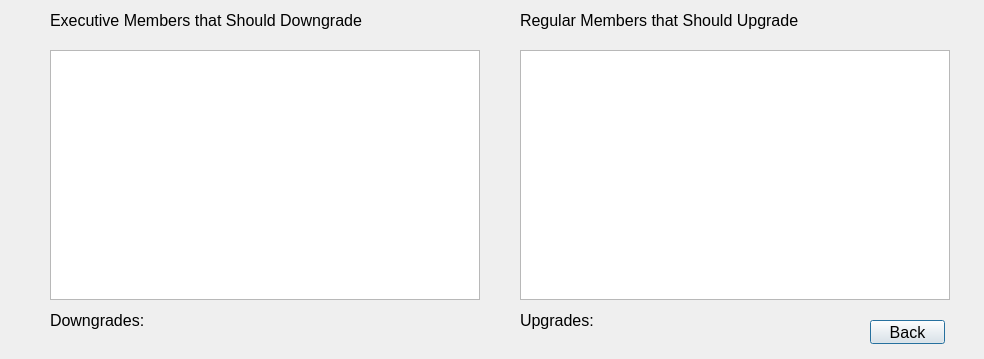
This is memberupgrade.ui in max9001/Bulk-Club-Project as Qt 5 draws it before an edit. The edited form follows.
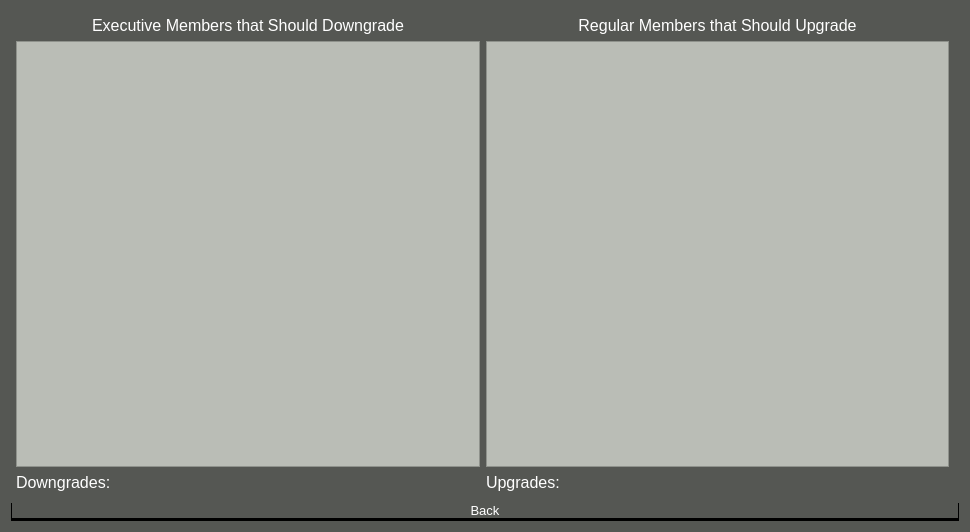
This is the edited form.

The edit to the form file:
```diff
--- a/memberupgrade.ui
+++ b/memberupgrade.ui
@@ -6,63 +6,196 @@
    <rect>
     <x>0</x>
     <y>0</y>
-    <width>984</width>
-    <height>359</height>
+    <width>970</width>
+    <height>532</height>
    </rect>
   </property>
   <property name="windowTitle">
    <string>Dialog</string>
   </property>
-  <widget class="QPushButton" name="cancelButton">
-   <property name="geometry">
-    <rect>
-     <x>870</x>
-     <y>320</y>
-     <width>75</width>
-     <height>24</height>
-    </rect>
-   </property>
-   <property name="font">
-    <font>
-     <pointsize>12</pointsize>
-    </font>
-   </property>
    <property name="styleSheet">
-    <string notr="true"/>
-   </property>
-   <property name="text">
-    <string>Back</string>
-   </property>
-  </widget>
-  <widget class="QTableView" name="tableView">
-   <property name="geometry">
-    <rect>
-     <x>50</x>
-     <y>50</y>
-     <width>430</width>
-     <height>250</height>
-    </rect>
-   </property>
-  </widget>
-  <widget class="QTableView" name="tableView_2">
-   <property name="geometry">
-    <rect>
-     <x>520</x>
-     <y>50</y>
-     <width>430</width>
-     <height>250</height>
-    </rect>
-   </property>
-  </widget>
+   <string notr="true">QPushButton{
+	background-color: rgb(46, 52, 54);
+	border: none;
+	color: rgb(255, 255, 255);
+	border-left: 1px solid rgb(0, 0, 0);
+	border-right: 1px solid rgb(0, 0, 0);
+	border-bottom: 3px solid rgb(0, 0, 0);
+}
+
+QPushButton:hover{
+	background-color: rgb(59, 59, 59);
+	border: none;
+	color: rgb(255, 255, 255);
+	border-left: 1px solid rgb(29, 29, 29);
+	border-right: 1px solid rgb(29, 29, 29);
+	border-bottom: 3px solid rgb(29, 29, 29);
+}
+
+QPushButton:pressed{
+	background-color: rgb(46, 52, 54);
+	border: none;
+	color: rgb(255, 255, 255);
+	border-left: 1px solid rgb(0, 0, 0);
+	border-right: 1px solid rgb(0, 0, 0);
+	border-top: 3px solid rgb(0, 0, 0);
+}
+
+QDialog{
+	background-color: rgb(85, 87, 83);
+}
+
+QWidget{
+	background-color: rgb(85, 87, 83);
+}
+
+QMainWindow{
+	background-color: rgb(85, 87, 83);
+}
+
+QLabel{
+	color: rgb(255, 255, 255);
+	
+}
+
+QLineEdit{
+	border: 2px solid rgb(37, 39, 48);
+	border-radius: 10px;
+	color: #FFF;
+	background-color:rgb(34, 36, 44);
+}
+
+QLineEdit:hover{
+	border: 2px solid rgb(48, 50, 62);
+}
+
+QLineEdit:focus{
+	border: 2px solid rgb(85, 170, 255);
+	background-color:rgb(43, 45, 56);
+}
+
+
+/*--------------------------------------------------------------------------------------------*/
+
+ QScrollBar:vertical {
+	border: none;
+    background: rgb(45, 45, 68);
+    width: 14px;
+    margin: 15px 0 15px 0;
+	border-radius: 0px;
+ }
+
+/*  HANDLE BAR VERTICAL */
+QScrollBar::handle:vertical {	
+	background-color: rgb(80, 80, 122);
+	min-height: 30px;
+	border-radius: 7px;
+}
+QScrollBar::handle:vertical:hover{	
+	background-color: rgb(255, 0, 127);
+}
+QScrollBar::handle:vertical:pressed {	
+	background-color: rgb(185, 0, 92);
+}
+
+/* BTN TOP - SCROLLBAR */
+QScrollBar::sub-line:vertical {
+	border: none;
+	background-color: rgb(59, 59, 90);
+	height: 15px;
+	border-top-left-radius: 7px;
+	border-top-right-radius: 7px;
+	subcontrol-position: top;
+	subcontrol-origin: margin;
+}
+QScrollBar::sub-line:vertical:hover {	
+	background-color: rgb(255, 0, 127);
+}
+QScrollBar::sub-line:vertical:pressed {	
+	background-color: rgb(185, 0, 92);
+}
+
+/* BTN BOTTOM - SCROLLBAR */
+QScrollBar::add-line:vertical {
+	border: none;
+	background-color: rgb(59, 59, 90);
+	height: 15px;
+	border-bottom-left-radius: 7px;
+	border-bottom-right-radius: 7px;
+	subcontrol-position: bottom;
+	subcontrol-origin: margin;
+}
+QScrollBar::add-line:vertical:hover {	
+	background-color: rgb(255, 0, 127);
+}
+QScrollBar::add-line:vertical:pressed {	
+	background-color: rgb(185, 0, 92);
+}
+
+/* RESET ARROW */
+QScrollBar::up-arrow:vertical, QScrollBar::down-arrow:vertical {
+	background: none;
+}
+QScrollBar::add-page:vertical, QScrollBar::sub-page:vertical {
+	background: none;
+}
+
+
+QTableView{
+	background-color: rgb(186, 189, 182);
+}
+
+
+
+QScrollBar:horizontal {
+    border: none;
+    background: rgb(45, 45, 68);
+    width: 14px;
+    margin: 15px 0 15px 0;
+	border-radius: 0px;
+}
+QScrollBar::handle:horizontal {
+    background-color: rgb(80, 80, 122);
+	min-height: 30px;
+	border-radius: 7px;
+}
+QScrollBar::add-line:horizontal {
+    background-color: rgb(255, 0, 127);
+}
+
+QScrollBar::sub-line:horizontal {
+    background-color: rgb(185, 0, 92);
+}
+QScrollBar::up-arrow:horizontal, QScrollBar::down-arrow:horizontal
+{
+    background: none;
+}
+QScrollBar::add-page:horizontal, QScrollBar::sub-page:horizontal
+{
+    background: none;
+}
+
+</string>
+  </property>
+  <layout class="QVBoxLayout" name="verticalLayout">
+   <item>
+    <layout class="QHBoxLayout" name="memberLayout">
+     <property name="leftMargin">
+      <number>5</number>
+     </property>
+     <property name="topMargin">
+      <number>5</number>
+     </property>
+     <property name="rightMargin">
+      <number>10</number>
+     </property>
+     <property name="bottomMargin">
+      <number>5</number>
+     </property>
+     <item>
+      <layout class="QVBoxLayout" name="downgradeLayout">
+       <item>
   <widget class="QLabel" name="label">
-   <property name="geometry">
-    <rect>
-     <x>50</x>
-     <y>10</y>
-     <width>341</width>
-     <height>21</height>
-    </rect>
-   </property>
    <property name="font">
     <font>
      <pointsize>12</pointsize>
@@ -71,16 +204,32 @@
    <property name="text">
     <string>Executive Members that Should Downgrade</string>
    </property>
-  </widget>
+         <property name="alignment">
+          <set>Qt::AlignCenter</set>
+         </property>
+        </widget>
+       </item>
+       <item>
+        <widget class="QTableView" name="tableView"/>
+       </item>
+       <item>
+        <widget class="QLabel" name="downgradeLabel">
+         <property name="font">
+          <font>
+           <pointsize>12</pointsize>
+          </font>
+         </property>
+         <property name="text">
+          <string>Downgrades: </string>
+         </property>
+        </widget>
+       </item>
+      </layout>
+     </item>
+     <item>
+      <layout class="QVBoxLayout" name="upgradeLayout">
+       <item>
   <widget class="QLabel" name="label_2">
-   <property name="geometry">
-    <rect>
-     <x>520</x>
-     <y>10</y>
-     <width>281</width>
-     <height>21</height>
-    </rect>
-   </property>
    <property name="font">
     <font>
      <pointsize>12</pointsize>
@@ -89,16 +238,16 @@
    <property name="text">
     <string>Regular Members that Should Upgrade</string>
    </property>
-  </widget>
+         <property name="alignment">
+          <set>Qt::AlignCenter</set>
+         </property>
+        </widget>
+       </item>
+       <item>
+        <widget class="QTableView" name="tableView_2"/>
+       </item>
+       <item>
   <widget class="QLabel" name="upgradeLabel">
-   <property name="geometry">
-    <rect>
-     <x>520</x>
-     <y>310</y>
-     <width>211</width>
-     <height>21</height>
-    </rect>
-   </property>
    <property name="font">
     <font>
      <pointsize>12</pointsize>
@@ -108,24 +257,27 @@
     <string>Upgrades: </string>
    </property>
   </widget>
-  <widget class="QLabel" name="downgradeLabel">
-   <property name="geometry">
-    <rect>
-     <x>50</x>
-     <y>310</y>
-     <width>301</width>
-     <height>21</height>
-    </rect>
-   </property>
+       </item>
+      </layout>
+     </item>
+    </layout>
+   </item>
+   <item>
+    <widget class="QPushButton" name="cancelButton">
    <property name="font">
     <font>
-     <pointsize>12</pointsize>
-    </font>
-   </property>
+       <pointsize>10</pointsize>
+      </font>
+     </property>
+     <property name="styleSheet">
+      <string notr="true"/>
+     </property>
    <property name="text">
-    <string>Downgrades: </string>
-   </property>
-  </widget>
+      <string>Back</string>
+     </property>
+    </widget>
+   </item>
+  </layout>
  </widget>
  <resources/>
  <connections/>
```
Lines whose indentation alone changed are shown as unchanged.
